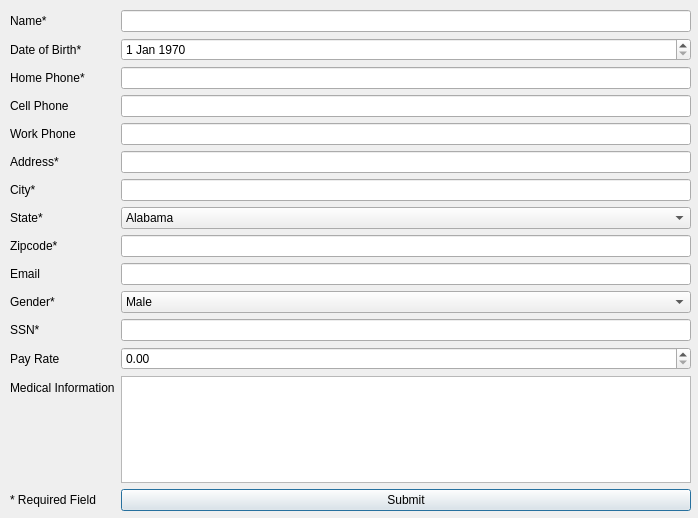
Old version of the form Code/Add_admin.ui in the repository SDSMT-CSC464-F15/dancesoft.
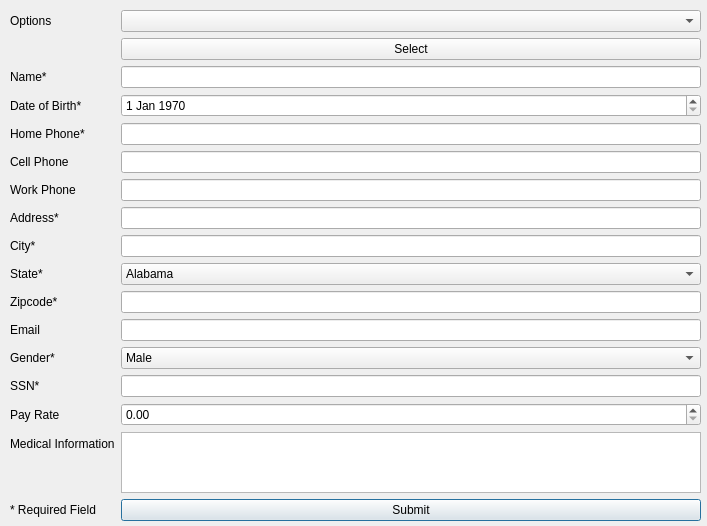
New version of the form.

Commit message: Created add admin page, and change password.  Also updated new teacher page

What changed in the file:
```diff
--- a/Code/Add_admin.ui
+++ b/Code/Add_admin.ui
@@ -6,8 +6,8 @@
    <rect>
     <x>0</x>
     <y>0</y>
-    <width>698</width>
-    <height>518</height>
+    <width>707</width>
+    <height>526</height>
    </rect>
   </property>
   <property name="windowTitle">
@@ -18,82 +18,82 @@
     <rect>
      <x>10</x>
      <y>10</y>
-     <width>681</width>
-     <height>501</height>
+     <width>691</width>
+     <height>511</height>
     </rect>
    </property>
    <layout class="QFormLayout" name="formLayout">
     <property name="fieldGrowthPolicy">
      <enum>QFormLayout::AllNonFixedFieldsGrow</enum>
     </property>
-    <item row="0" column="0">
+    <item row="2" column="0">
      <widget class="QLabel" name="NameLabel">
       <property name="text">
        <string>Name*</string>
       </property>
      </widget>
     </item>
-    <item row="0" column="1">
+    <item row="2" column="1">
      <widget class="QLineEdit" name="nameLineEdit"/>
     </item>
-    <item row="2" column="0">
+    <item row="4" column="0">
      <widget class="QLabel" name="homePhoneLabel">
       <property name="text">
        <string>Home Phone*</string>
       </property>
      </widget>
     </item>
-    <item row="2" column="1">
+    <item row="4" column="1">
      <widget class="QLineEdit" name="homePhoneLineEdit"/>
     </item>
-    <item row="3" column="0">
+    <item row="5" column="0">
      <widget class="QLabel" name="cellPhoneLabel">
       <property name="text">
        <string>Cell Phone</string>
       </property>
      </widget>
     </item>
-    <item row="3" column="1">
+    <item row="5" column="1">
      <widget class="QLineEdit" name="cellPhoneLineEdit"/>
     </item>
-    <item row="4" column="0">
+    <item row="6" column="0">
      <widget class="QLabel" name="workPhoneLabel">
       <property name="text">
        <string>Work Phone</string>
       </property>
      </widget>
     </item>
-    <item row="4" column="1">
+    <item row="6" column="1">
      <widget class="QLineEdit" name="workPhoneLineEdit"/>
     </item>
-    <item row="5" column="0">
+    <item row="7" column="0">
      <widget class="QLabel" name="addressLabel">
       <property name="text">
        <string>Address*</string>
       </property>
      </widget>
     </item>
-    <item row="5" column="1">
+    <item row="7" column="1">
      <widget class="QLineEdit" name="addressLineEdit"/>
     </item>
-    <item row="6" column="0">
+    <item row="8" column="0">
      <widget class="QLabel" name="cityLabel">
       <property name="text">
        <string>City*</string>
       </property>
      </widget>
     </item>
-    <item row="6" column="1">
+    <item row="8" column="1">
      <widget class="QLineEdit" name="cityLineEdit"/>
     </item>
-    <item row="7" column="0">
+    <item row="9" column="0">
      <widget class="QLabel" name="stateLabel">
       <property name="text">
        <string>State*</string>
       </property>
      </widget>
     </item>
-    <item row="7" column="1">
+    <item row="9" column="1">
      <widget class="QComboBox" name="stateComboBox">
       <item>
        <property name="text">
@@ -347,24 +347,24 @@
       </item>
      </widget>
     </item>
-    <item row="9" column="0">
+    <item row="11" column="0">
      <widget class="QLabel" name="emailLabel">
       <property name="text">
        <string>Email</string>
       </property>
      </widget>
     </item>
-    <item row="9" column="1">
+    <item row="11" column="1">
      <widget class="QLineEdit" name="emailLineEdit"/>
     </item>
-    <item row="10" column="0">
+    <item row="12" column="0">
      <widget class="QLabel" name="genderLabel">
       <property name="text">
        <string>Gender*</string>
       </property>
      </widget>
     </item>
-    <item row="10" column="1">
+    <item row="12" column="1">
      <widget class="QComboBox" name="genderComboBox">
       <item>
        <property name="text">
@@ -378,55 +378,55 @@
       </item>
      </widget>
     </item>
-    <item row="11" column="0">
+    <item row="13" column="0">
      <widget class="QLabel" name="SSNLabel">
       <property name="text">
        <string>SSN*</string>
       </property>
      </widget>
     </item>
-    <item row="11" column="1">
+    <item row="13" column="1">
      <widget class="QLineEdit" name="SSNLineEdit"/>
     </item>
-    <item row="12" column="0">
+    <item row="14" column="0">
      <widget class="QLabel" name="payRateLabel">
       <property name="text">
        <string>Pay Rate</string>
       </property>
      </widget>
     </item>
-    <item row="12" column="1">
+    <item row="14" column="1">
      <widget class="QDoubleSpinBox" name="payRateDoubleSpinBox">
       <property name="singleStep">
        <double>0.010000000000000</double>
       </property>
      </widget>
     </item>
-    <item row="13" column="0">
+    <item row="15" column="0">
      <widget class="QLabel" name="medicalLabel">
       <property name="text">
        <string>Medical Information</string>
       </property>
      </widget>
     </item>
-    <item row="13" column="1">
+    <item row="15" column="1">
      <widget class="QTextEdit" name="medicalTextEdit"/>
     </item>
-    <item row="14" column="0">
+    <item row="16" column="0">
      <widget class="QLabel" name="requiredLabel">
       <property name="text">
        <string>* Required Field</string>
       </property>
      </widget>
     </item>
-    <item row="14" column="1">
+    <item row="16" column="1">
      <widget class="QPushButton" name="Submit_btn">
       <property name="text">
        <string>Submit</string>
       </property>
      </widget>
     </item>
-    <item row="1" column="1">
+    <item row="3" column="1">
      <widget class="QDateEdit" name="DOBDateEdit">
       <property name="dateTime">
        <datetime>
@@ -440,23 +440,40 @@
       </property>
      </widget>
     </item>
-    <item row="1" column="0">
+    <item row="3" column="0">
      <widget class="QLabel" name="DOBLabel">
       <property name="text">
        <string>Date of Birth*</string>
       </property>
      </widget>
     </item>
-    <item row="8" column="1">
+    <item row="10" column="1">
      <widget class="QLineEdit" name="zipcodeLineEdit"/>
     </item>
-    <item row="8" column="0">
+    <item row="10" column="0">
      <widget class="QLabel" name="zipcodeLabel">
       <property name="text">
        <string>Zipcode*</string>
       </property>
      </widget>
     </item>
+    <item row="0" column="1">
+     <widget class="QComboBox" name="selectComboBox"/>
+    </item>
+    <item row="1" column="1">
+     <widget class="QPushButton" name="Select_btn">
+      <property name="text">
+       <string>Select</string>
+      </property>
+     </widget>
+    </item>
+    <item row="0" column="0">
+     <widget class="QLabel" name="optionsLabel">
+      <property name="text">
+       <string>Options</string>
+      </property>
+     </widget>
+    </item>
    </layout>
   </widget>
  </widget>
```
The commit also changes 7 other files.
